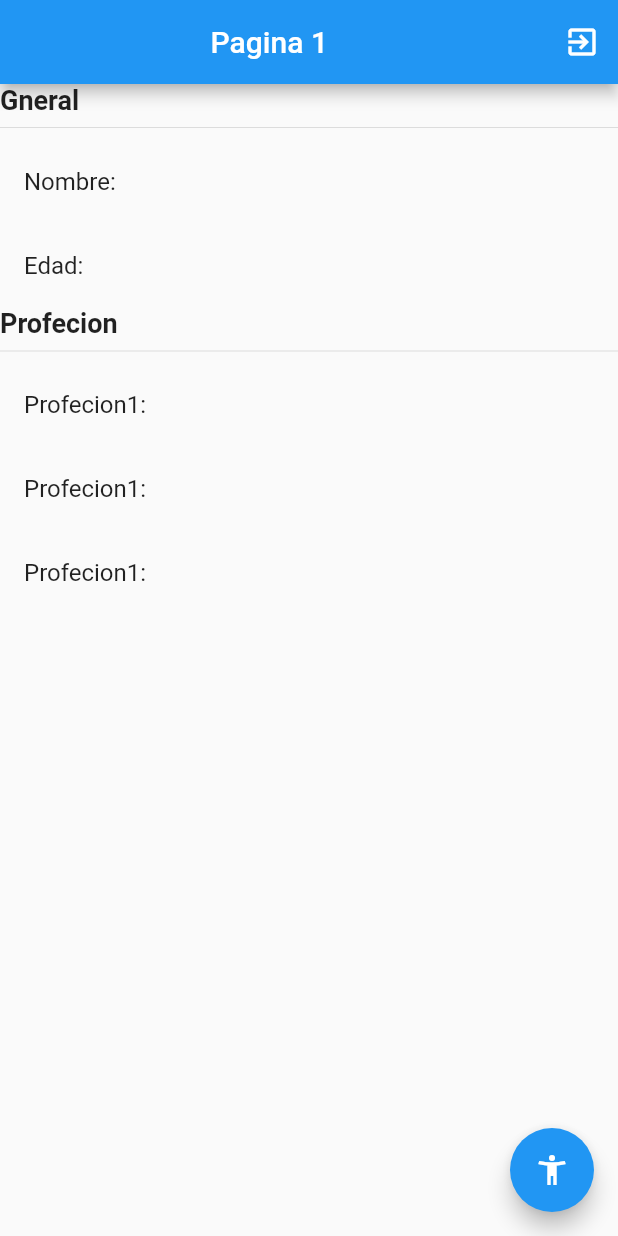
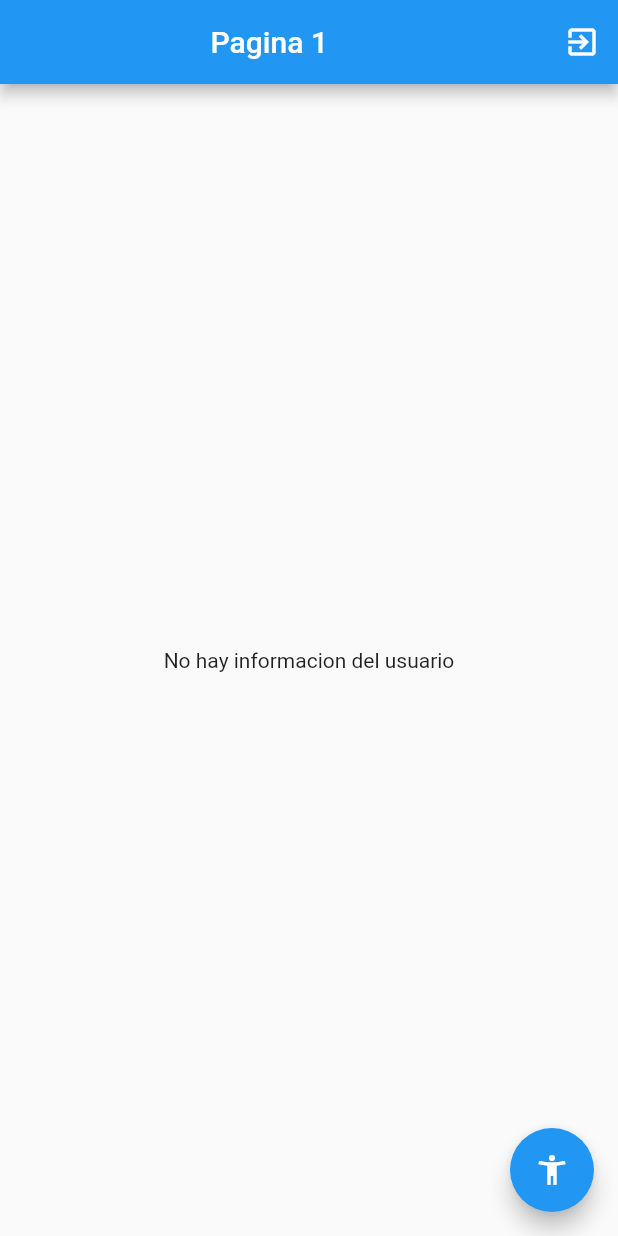
Before and after one commit to JAIME1523/estadosFlutter, a Flutter app: the screen it shows after launch, after a tap on the "exit to app" icon, on a phone screen of 412 x 824 dp. Run offline on Flutter 3.47's test engine with Material 2 defaults, Android fonts, the phone set to English and light mode, and no system bars; our stand-ins replace flutter_bloc.

Commit message:
Fin de cubit

```diff
--- /dev/null
+++ b/lib/bloc/usuario/usuario_cubit.dart
@@ -0,0 +1,52 @@
+// ignore_for_file: depend_on_referenced_packages
+
+import 'package:estados/models/usuario.dart';
+import 'package:meta/meta.dart';
+import 'package:flutter_bloc/flutter_bloc.dart';
+//cobinacion de dos coumentos
+part 'usuarios_state.dart';
+
+class UsuarioCubit extends Cubit<UsuarioState> {
+  UsuarioCubit() : super(UsuarioInitial());
+
+  void seleccionarUsuario(Usuario user) {
+    emit(UsuarioActivo(user));
+  }
+
+  void cambiarEdad(int edad) {
+    final currenState = state;
+    if (currenState is UsuarioActivo) {
+      final newUser = currenState.usuario.copyWhith(edad: edad);
+      emit(UsuarioActivo(newUser));
+    }
+  }
+
+  void agregarProfecion() {
+    List<String> nuevalista = [];
+
+    final currenState = state;
+    if (currenState is UsuarioActivo) {
+      /*
+      final newProfesiones =[
+        ...currenState.usuario.profeciones
+        'Profecion ${nuevalista.length + 1}'
+      ]
+      */
+      nuevalista = currenState.usuario.profeciones!;
+
+      nuevalista.add('Profecion ${nuevalista.length + 1}');
+
+      final newUser = currenState.usuario.copyWhith(profeciones: nuevalista);
+      emit(UsuarioActivo(newUser));
+    }
+  }
+
+  void borrarUser(){
+    final currenState = state;
+    if (currenState is UsuarioActivo) {
+
+
+      emit(UsuarioInitial());
+    }
+  }
+}
--- /dev/null
+++ b/lib/bloc/usuario/usuarios_state.dart
@@ -0,0 +1,22 @@
+//para poder ocupar este archvio desde la otra ruta
+
+part of 'usuario_cubit.dart';
+
+@immutable
+abstract class UsuarioState {}
+
+class UsuarioInitial extends UsuarioState {
+  final exiteUsuario = false;
+
+  // @override
+  // String toString() {
+  //   return 'UsiarioInicial: exiteUsuario: false';
+  // }
+}
+
+class UsuarioActivo extends UsuarioState {
+  final exiteUsuario = true;
+  final Usuario usuario;
+
+  UsuarioActivo(this.usuario);
+}
--- a/lib/main.dart
+++ b/lib/main.dart
@@ -1,6 +1,8 @@
+import 'package:estados/bloc/usuario/usuario_cubit.dart';
 import 'package:estados/pages/pagina1_page.dart';
 import 'package:estados/pages/pagina2_page.dart';
 import 'package:flutter/material.dart';
+import 'package:flutter_bloc/flutter_bloc.dart';
 
 void main() => runApp(const MyApp());
 
@@ -9,7 +11,13 @@ class MyApp extends StatelessWidget {
 
   @override
   Widget build(BuildContext context) {
-    return MaterialApp(
+    return MultiBlocProvider(
+      providers: [
+        BlocProvider(
+          create: (_) => UsuarioCubit(),
+        )
+      ],
+      child: MaterialApp(
         title: 'Material App',
         initialRoute: 'pagina1',
         debugShowCheckedModeBanner: false,
@@ -17,6 +25,7 @@ class MyApp extends StatelessWidget {
           'pagina1': (_) => const Pagina1Page(),
           'pagina2': (_) => const Pagina2Page(),
         },
+      ),
     );
   }
 }
--- a/lib/models/usuario.dart
+++ b/lib/models/usuario.dart
@@ -1,7 +1,16 @@
 class Usuario {
-  late String nombre;
-  late int edad;
-  late List<String> profeciones;
+  String? nombre;
+  int? edad;
+  List<String>? profeciones;
 
-  Usuario({nombre, edad, profeciones});
+  Usuario({this.nombre, this.edad, this.profeciones});
+
+
+//copyWhith == copiarUsuario
+  copyWhith({String? nombre, int? edad, List<String>? profeciones}) {
+    return Usuario(
+        nombre: nombre ?? this.nombre,
+        edad: edad ?? this.edad,
+        profeciones: profeciones ?? this.profeciones);
+  }
 }
--- a/lib/pages/pagina1_page.dart
+++ b/lib/pages/pagina1_page.dart
@@ -1,4 +1,7 @@
+import 'package:estados/bloc/usuario/usuario_cubit.dart';
+import 'package:estados/models/usuario.dart';
 import 'package:flutter/material.dart';
+import 'package:flutter_bloc/flutter_bloc.dart';
 
 class Pagina1Page extends StatelessWidget {
   const Pagina1Page({Key? key}) : super(key: key);
@@ -9,10 +12,13 @@ class Pagina1Page extends StatelessWidget {
         appBar: AppBar(
           title: const Center(child: Text('Pagina 1 ')),
           actions: [
-            IconButton(onPressed: () {}, icon: const Icon(Icons.exit_to_app))
+            IconButton(onPressed: () {
+              context.read<UsuarioCubit>().borrarUser();
+
+            }, icon: const Icon(Icons.exit_to_app))
           ],
         ),
-        body: const _InformacionUsuario(),
+        body: const _BodyScaffold(),
         floatingActionButton: FloatingActionButton(
           child: const Icon(Icons.accessibility_new),
           onPressed: () {
@@ -22,41 +28,86 @@ class Pagina1Page extends StatelessWidget {
   }
 }
 
+class _BodyScaffold extends StatelessWidget {
+  const _BodyScaffold({
+    Key? key,
+  }) : super(key: key);
+
+  @override
+  Widget build(BuildContext context) {
+    return BlocBuilder<UsuarioCubit, UsuarioState>(
+      builder: (_, state) {
+        switch (state.runtimeType) {
+          case UsuarioInitial:
+            return const Center(
+              child: Text('No hay informacion del usuario'),
+            );
+          // break;
+
+          case UsuarioActivo:
+            return _InformacionUsuario(
+                usuario: (state as UsuarioActivo).usuario);
+
+          // break;
+
+          default:
+            return const Center(
+              child: Text('Estado no reconcido'),
+            );
+        }
+
+        // if (state is UsuarioInitial) {
+        //   return const Center(
+        //     child: Text('No hay informacion del usuario'),
+        //   );
+        // } else if (state is UsuarioActivo) {
+        //   return _InformacionUsuario(
+        //     usuario: state.usuario,
+        //   );
+        // } else {
+        //   return const Center(
+        //     child: Text('Estado no reconcido'),
+        //   );
+        // }
+      },
+    );
+  }
+}
+
 class _InformacionUsuario extends StatelessWidget {
   const _InformacionUsuario({
     Key? key,
+    required this.usuario,
   }) : super(key: key);
+  final Usuario usuario;
 
   @override
   Widget build(BuildContext context) {
     return SizedBox(
         height: double.infinity,
         width: double.infinity,
+        child: SingleChildScrollView(
+          physics: const BouncingScrollPhysics(parent: BouncingScrollPhysics()),
           child: Column(
             crossAxisAlignment: CrossAxisAlignment.start,
-          children: const [
-            Text('Gneral',
+            children: [
+              const Text('Gneral',
                   style: TextStyle(fontSize: 18, fontWeight: FontWeight.bold)),
-            Divider(),
+              const Divider(),
               ListTile(
-              title: Text('Nombre: '),
+                title: Text('Nombre: ${usuario.nombre} '),
               ),
               ListTile(
-              title: Text('Edad: '),
+                title: Text('Edad: ${usuario.edad}'),
               ),
-            Text('Profecion',
+              const Text('Profecion',
                   style: TextStyle(fontSize: 18, fontWeight: FontWeight.bold)),
-            Divider(),
-            ListTile(
-              title: Text('Profecion1: '),
+              const Divider(),
+              ...usuario.profeciones!
+                  .map((e) => ListTile(title: Text(e)))
+                  .toList()
+            ],
           ),
-            ListTile(
-              title: Text('Profecion1: '),
-            ),
-            ListTile(
-              title: Text('Profecion1: '),
-            ),
-          ],
         ));
   }
 }
--- a/pubspec.yaml
+++ b/pubspec.yaml
@@ -34,6 +34,7 @@ dependencies:
   # The following adds the Cupertino Icons font to your application.
   # Use with the CupertinoIcons class for iOS style icons.
   cupertino_icons: ^1.0.2
+  flutter_bloc: ^8.0.1
 
 dev_dependencies:
   flutter_test:
```
Also changed, not shown: lib/pages/pagina2_page.dart (+20 -3 lines), pubspec.lock. Lines whose indentation alone changed are shown as unchanged.
